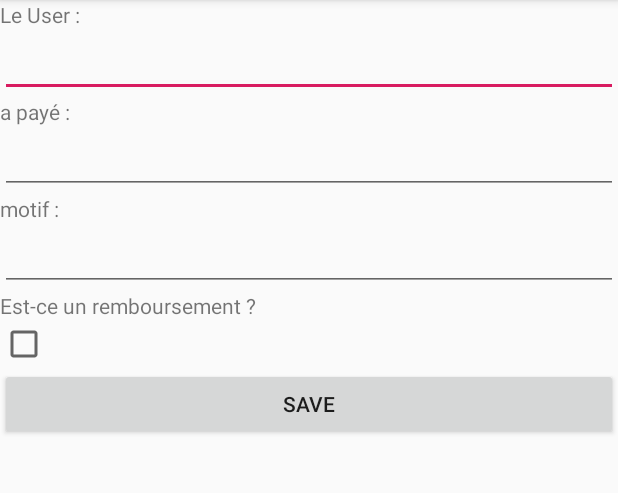
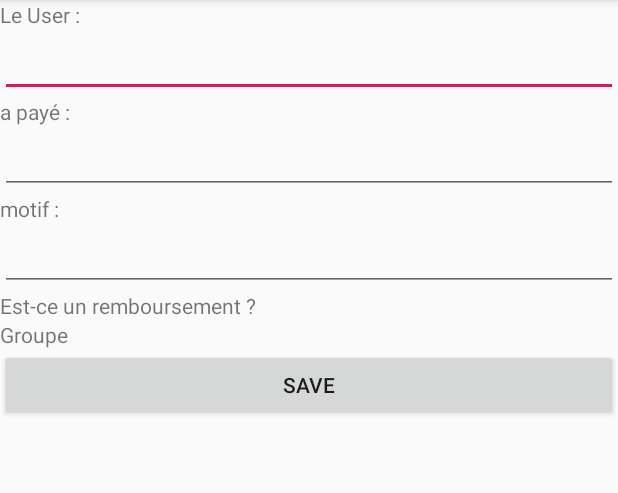
Before and after one commit to nabilaidouni/IHM, an Android app: the NewDepenseActivity screen opened directly, with no data from a screen before it, on a phone screen of 412 x 824 dp, the part 84-577 px from its top. Run offline under Robolectric (Android 15) with nearby library versions, the phone set to English and light mode, and no system bars; 5 statements that could not run were skipped.

Commit message:
vrai commum

```diff
--- a/app/src/main/java/fr/tse/fricmanager/controller/NewDepenseActivity.java
+++ b/app/src/main/java/fr/tse/fricmanager/controller/NewDepenseActivity.java
@@ -25,7 +25,7 @@ public class NewDepenseActivity extends AppCompatActivity {
     ArrayList<User> listeUser;
     ArrayList<Depense> listeDepense;
     LinearLayout mlayoutGroupe;
-    CheckBox remboursement;
+    // CheckBox remboursement;
 
 
     @Override
@@ -40,7 +40,7 @@ public class NewDepenseActivity extends AppCompatActivity {
         listeGroupe = (ArrayList<Groupe>)bd.getSerializable("listeGroupe");
         listeDepense = (ArrayList<Depense>)bd.getSerializable("listeDepense");
 
-        remboursement = findViewById(R.id.checkBoxRemboursement);
+        // remboursement = findViewById(R.id.checkBoxRemboursement);
         username = findViewById(R.id.editTextUser);
         montant = findViewById(R.id.editTextMontant);
         motif = findViewById(R.id.editTextMotif);
@@ -78,9 +78,9 @@ public class NewDepenseActivity extends AppCompatActivity {
 
             nouvelleDepence = new Depense(mont , motif.getText().toString(), groupeDepense, userLogged);
             listeDepense.add(nouvelleDepence);
-
-            Intent CrudDepenseActivity = new Intent(NewDepenseActivity.this, CrudDepenseActivity.class);
-            //CrudDepenseActivity.putExtras(creerBundle());
+            Toast.makeText(getApplicationContext(),"Depense added",Toast.LENGTH_SHORT).show();
+            Intent CrudDepenseActivity = new Intent(NewDepenseActivity.this, GroupActivity.class);
+            CrudDepenseActivity.putExtras(creerBundle());
             startActivity(CrudDepenseActivity);
 
 
--- a/app/src/main/res/layout/activity_new_depense.xml
+++ b/app/src/main/res/layout/activity_new_depense.xml
@@ -58,10 +58,16 @@
             android:layout_height="wrap_content"
             android:text="Est-ce un remboursement ?" />
 
-        <CheckBox
-            android:id="@+id/checkBoxRemboursement"
+<!--        <CheckBox-->
+<!--            android:id="@+id/checkBoxRemboursement"-->
+<!--            android:layout_width="match_parent"-->
+<!--            android:layout_height="wrap_content" />-->
+
+        <TextView
+            android:id="@+id/textView8"
             android:layout_width="match_parent"
-            android:layout_height="wrap_content" />
+            android:layout_height="wrap_content"
+            android:text="Groupe" />
 
         <LinearLayout
             android:id="@+id/layoutGroupe"
```
